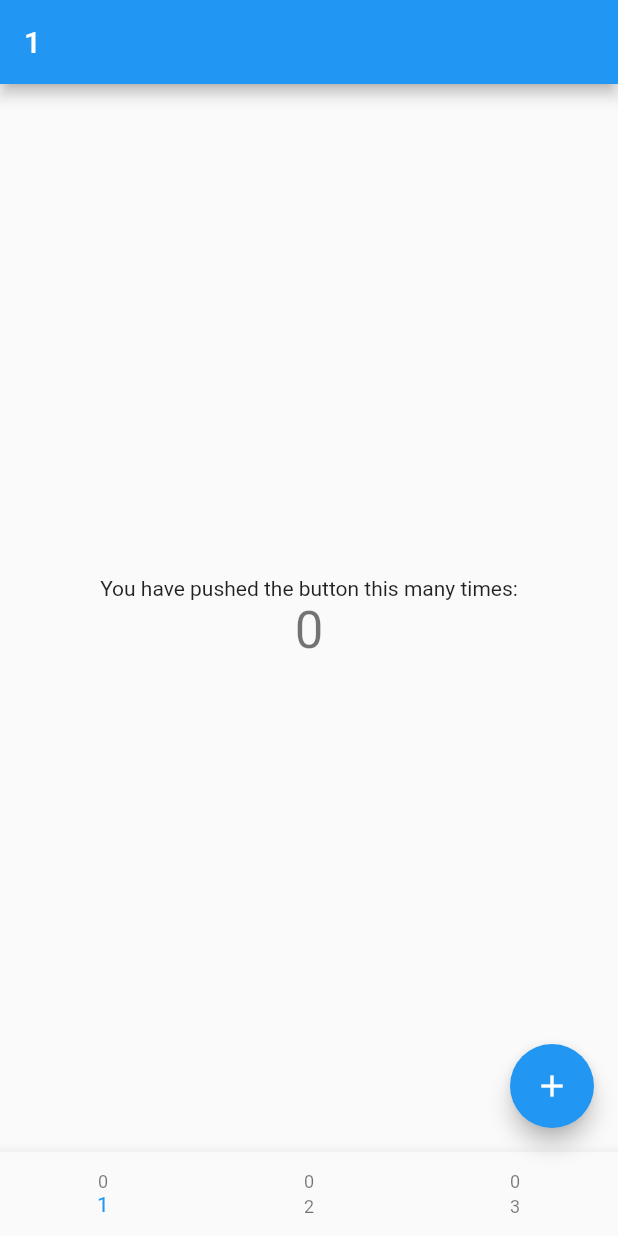
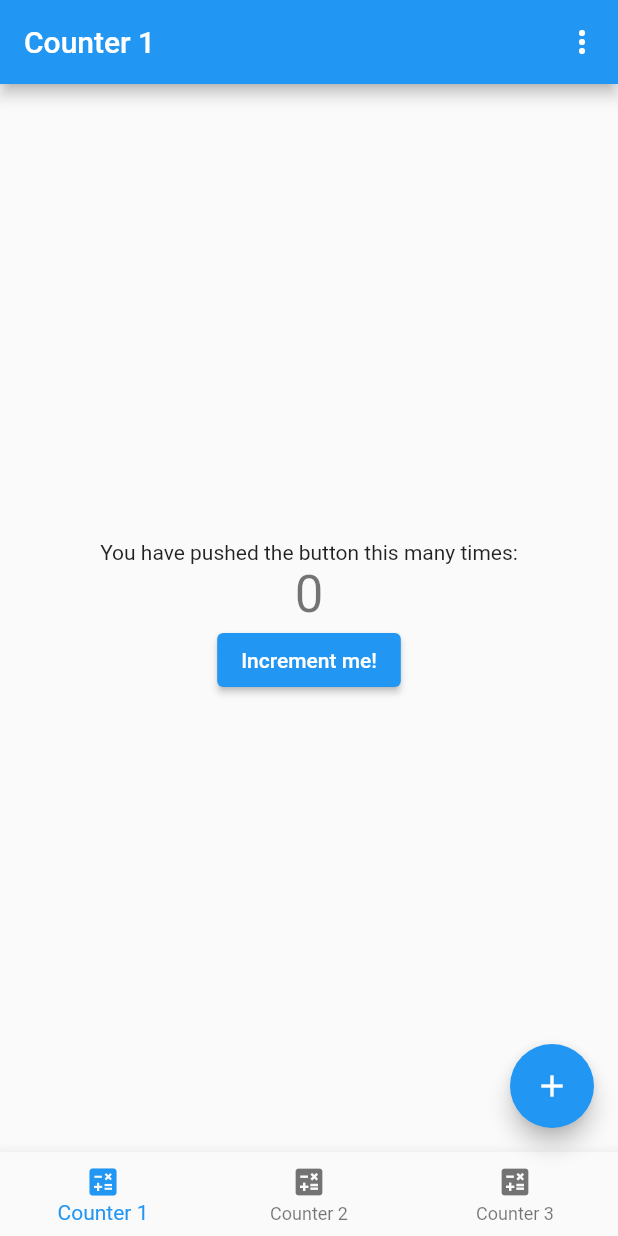
Before and after one commit to GAM3RG33K/flutter_multicounter_app, a Flutter app: the screen it shows after launch, on a phone screen of 412 x 824 dp. Run offline on Flutter 3.47's test engine with Material 2 defaults, Android fonts, the phone set to English and light mode, and no system bars; our stand-ins replace cloud_firestore, firebase_core; accounts and stored records are empty.

Commit message:
Firestore configuration:  - Complete Configuration & Test
Main:
 - Test App with firestore synchronization
 - Add Code comments
 - Add Individual Increment buttons for each page
 - Add Reset all button in option menu

```diff
--- a/lib/main.dart
+++ b/lib/main.dart
@@ -4,10 +4,12 @@ import 'package:flutter/material.dart';
 import 'firebase_options.dart';
 import 'src/app.dart';
 
+/// Flutter app's main entry file
 void main() async {
   WidgetsFlutterBinding.ensureInitialized();
   await Firebase.initializeApp(
     options: DefaultFirebaseOptions.currentPlatform,
   );
+
   runApp(const MyApp());
 }
--- a/lib/src/app.dart
+++ b/lib/src/app.dart
@@ -4,7 +4,7 @@ import 'package:flutter_multicounter_app/src/managers/counter_manager.dart';
 import 'counter_page/counter_page.dart';
 import 'managers/app_controller.dart';
 
-/// The Widget that configures your application.
+/// The Widget that is the Main UI of the app & root of the Widget tree
 class MyApp extends StatelessWidget {
   const MyApp({
     Key? key,
@@ -13,6 +13,7 @@ class MyApp extends StatelessWidget {
   @override
   Widget build(BuildContext context) {
     final appController = AppController();
+
     return MaterialApp(
       restorationScopeId: 'app',
       theme: ThemeData(
@@ -44,8 +45,25 @@ class _HomePageState extends State<_HomePage> {
   @override
   Widget build(BuildContext context) {
     return Scaffold(
+      // THis forces to Rebuild if the page index changes
+      key: ValueKey(currentPageIndex),
       appBar: AppBar(
         title: Text(currentManager.pageTitle),
+        actions: [
+          PopupMenuButton(
+            itemBuilder: (context) => [
+              PopupMenuItem(
+                child: const Text('Reset All'),
+                onTap: () {
+                  // reset counter state of all pages
+                  for (var manager in appController.counterManagers) {
+                    manager.reset();
+                  }
+                },
+              ),
+            ],
+          ),
+        ],
       ),
       body: Builder(
         builder: (context) {
@@ -53,18 +71,19 @@ class _HomePageState extends State<_HomePage> {
         },
       ),
       bottomNavigationBar: BottomNavigationBar(
+        currentIndex: currentPageIndex,
         items: counterManagers
             .map(
               (manager) => BottomNavigationBarItem(
                 label: manager.pageTitle,
-                icon: Text(
-                  '${manager.counterState}',
-                  style: Theme.of(context).textTheme.caption,
-                ),
+                icon: const Icon(Icons.calculate),
               ),
             )
             .toList(),
-        onTap: (pageIndex) => setState(() => currentPageIndex = pageIndex),
+        onTap: (pageIndex) {
+          // Set the index & set state to rebuild the UI
+          setState(() => currentPageIndex = pageIndex);
+        },
       ),
       floatingActionButton: FloatingActionButton(
         onPressed: () => currentManager.increment(),
--- a/lib/src/counter_page/counter_page.dart
+++ b/lib/src/counter_page/counter_page.dart
@@ -1,6 +1,10 @@
 import 'package:flutter/material.dart';
 import 'package:flutter_multicounter_app/src/managers/counter_manager.dart';
 
+/// This page is the UI visible for each specific counter page
+///
+/// This UI is used to represent the current status of counter managed by
+/// the provided [manager]
 class CounterPage extends StatefulWidget {
   final CounterManager manager;
 
@@ -16,11 +20,8 @@ class _CounterPageState extends State<CounterPage> {
   @override
   void initState() {
     super.initState();
-    manager.fetchValueFromServer().whenComplete(() {
-      // we may not need this at all
-      if (!mounted) return;
-      setState(() {});
-    });
+    // Sync the current counter value with firestore
+    manager.fetchValueFromServer();
   }
 
   @override
@@ -32,6 +33,7 @@ class _CounterPageState extends State<CounterPage> {
           const Text(
             'You have pushed the button this many times:',
           ),
+          // Update the counter value when the counter state changes
           ValueListenableBuilder<int>(
             valueListenable: manager.valueNotifier,
             builder: (context, value, child) {
@@ -41,6 +43,14 @@ class _CounterPageState extends State<CounterPage> {
               );
             },
           ),
+
+          // Button increment the counter for this specific page
+          ElevatedButton(
+            onPressed: () {
+              manager.increment();
+            },
+            child: const Text('Increment me!'),
+          ),
         ],
       ),
     );
--- a/lib/src/managers/counter_manager.dart
+++ b/lib/src/managers/counter_manager.dart
@@ -2,6 +2,13 @@ import 'package:flutter/cupertino.dart';
 
 import 'firestore_manager.dart';
 
+/// This class is responsible to manage the counter on each individual page
+/// in this app.
+///
+/// Each counter manager works independently of each other & maintains the
+/// counter state for associated unique [id]
+///
+/// The same [id] is used to read/write the counter state in fireStore
 class CounterManager {
   final int id;
 
@@ -10,25 +17,37 @@ class CounterManager {
     int counterState = 0,
   }) : valueNotifier = ValueNotifier(counterState);
 
+  /// The instance of the firestore manager used for read/write to firestore
+  final fireStore = FireStoreManager();
+
+  /// This notifier is responsible to notify the widgets to update the
+  /// associated Counter page UI
   ValueNotifier<int> valueNotifier;
 
   int get counterState => valueNotifier.value;
 
-  final fireStore = FireStoreManager();
-
+  /// Method to fetch the latest value of counter associated with [id]
   Future<void> fetchValueFromServer() async {
     final _newValue = await fireStore.getCounterState(id);
     valueNotifier.value = _newValue;
   }
 
+  /// Method to increment the current state of the counter
   void increment() {
     valueNotifier.value = valueNotifier.value + 1;
+
+    // Sync new value with firestore
     fireStore.setCounterState(id, counterState);
   }
 
+  /// Method to reset the counter value to 0
   void reset() {
     valueNotifier.value = 0;
+
+    // Sync new value with firestore
+    fireStore.setCounterState(id, counterState);
   }
 
-  String get pageTitle => (id + 1).toString();
+  /// A utility getter to generate page title based on provided [id]
+  String get pageTitle => 'Counter ${id + 1}';
 }
```
Also changed, not shown: lib/src/managers/app_controller.dart (+8 -0 lines), lib/src/managers/firestore_manager.dart (+14 -4 lines), 1 other file.
